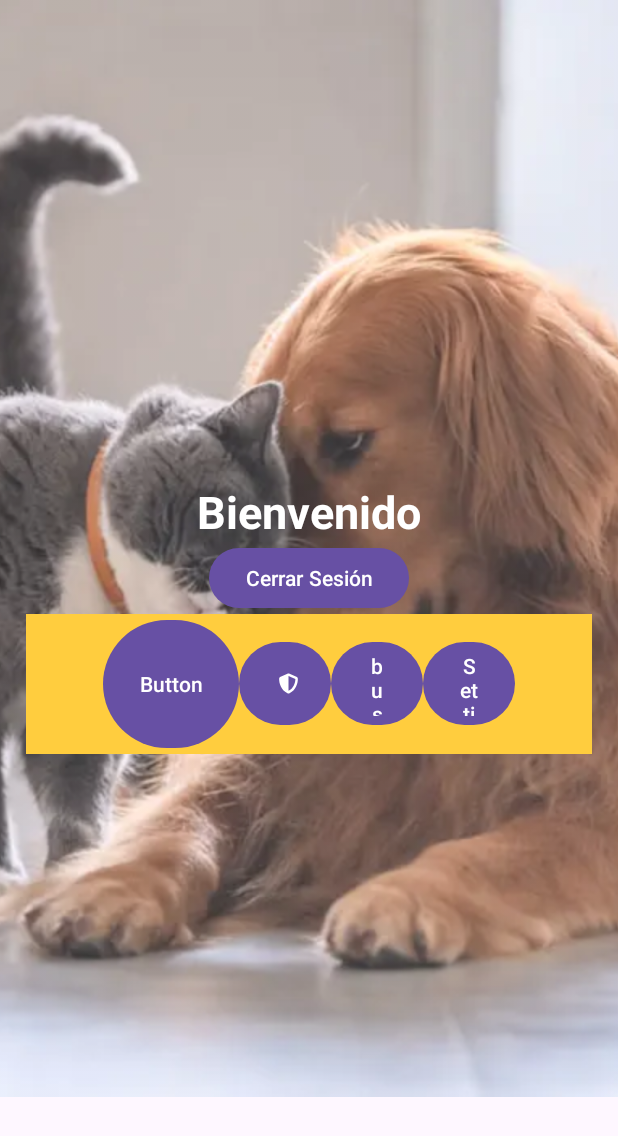
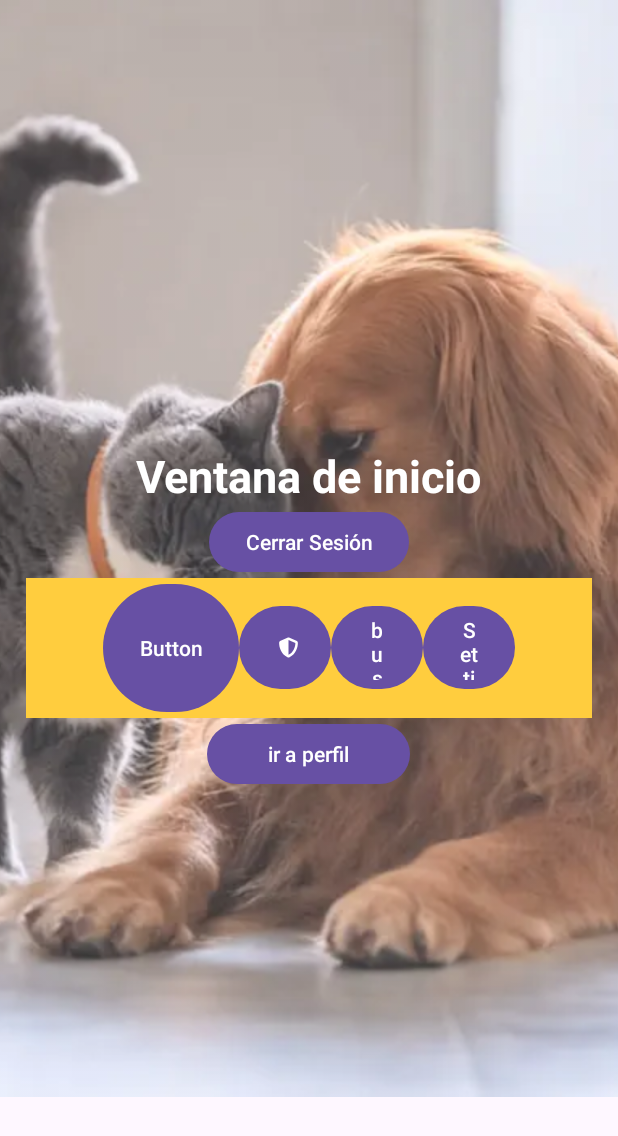
Before and after one commit to ElWnConLag/InstaPet, an Android app: the screen it shows after launch once a user with an empty profile is signed in (HomeActivity), on a phone screen of 412 x 824 dp. Shown: the top 1136 px of the screen. Run offline under Robolectric (Android 15) with nearby library versions, the phone set to English and light mode, and no system bars; our stand-ins replace Firebase (no records; nobody signed in at launch, a user with empty details on screens opened directly).

Commit message:
botonPerfilHome

```diff
--- a/app/src/main/java/insta/pet/instapet/HomeActivity.java
+++ b/app/src/main/java/insta/pet/instapet/HomeActivity.java
@@ -17,6 +17,7 @@ public class HomeActivity extends AppCompatActivity {
     Button botonAdopcion;
     Button botonBuscar;
     Button botonSettings;
+    Button botonPerfil;
 
     FirebaseAuth mAuth;
 
@@ -29,6 +30,7 @@ public class HomeActivity extends AppCompatActivity {
         botonAdopcion = findViewById(R.id.adopcion);
         botonBuscar = findViewById(R.id.buscar);
         botonSettings = findViewById(R.id.settings);
+        botonPerfil = findViewById(R.id.irPerfil);
 
 
         mAuth = FirebaseAuth.getInstance();
@@ -62,6 +64,13 @@ public class HomeActivity extends AppCompatActivity {
                 startActivity(intent);
             }
         });
+        botonPerfil.setOnClickListener(new View.OnClickListener() {
+            @Override
+            public void onClick(View v) {
+                Intent intent = new Intent(HomeActivity.this, Perfil_activity.class);
+                startActivity(intent);
+            }
+        });
 
 
 
--- a/app/src/main/res/layout/activity_home.xml
+++ b/app/src/main/res/layout/activity_home.xml
@@ -30,7 +30,7 @@ tools:context=".HomeActivity">
         <TextView
             android:layout_width="wrap_content"
             android:layout_height="wrap_content"
-            android:text="Bienvenido"
+            android:text="Ventana de inicio"
             android:textColor="#FFFFFF"
             android:textColorHint="#FFFFFF"
             android:textSize="30dp"
@@ -79,6 +79,12 @@ tools:context=".HomeActivity">
 
         </LinearLayout>
 
+        <Button
+            android:id="@+id/irPerfil"
+            android:layout_width="135dp"
+            android:layout_height="wrap_content"
+            android:text="ir a perfil" />
+
 
     </LinearLayout>
 </androidx.constraintlayout.widget.ConstraintLayout>
```
